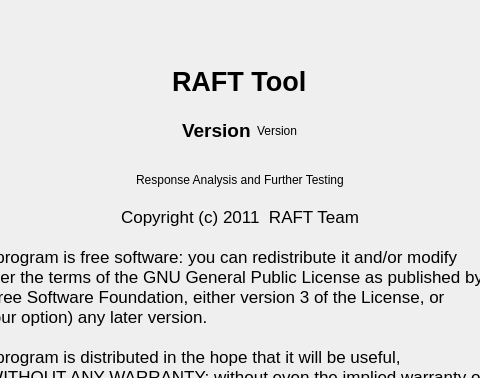
The window that ui/RaftAbout.ui (Averroes/raft) describes before a commit, drawn with Qt 5; both pictures show x 129 to 609 and y 0 to 378 of the 737 by 575 pixel window.
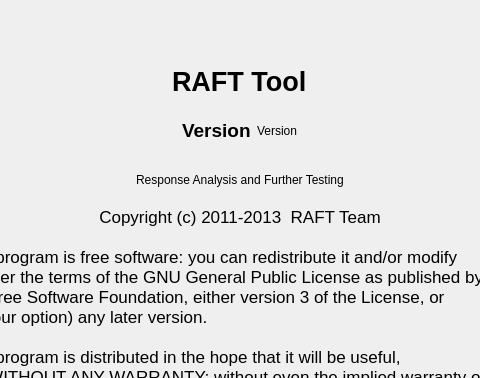
The same window after the commit. Icons and pictures are not drawn.

```diff
--- a/ui/RaftAbout.ui
+++ b/ui/RaftAbout.ui
@@ -204,7 +204,7 @@
 &lt;html&gt;&lt;head&gt;&lt;meta name=&quot;qrichtext&quot; content=&quot;1&quot; /&gt;&lt;style type=&quot;text/css&quot;&gt;
 p, li { white-space: pre-wrap; }
 &lt;/style&gt;&lt;/head&gt;&lt;body style=&quot; font-family:'Lucida Grande'; font-size:13pt; font-weight:400; font-style:normal;&quot;&gt;
-&lt;p align=&quot;center&quot; style=&quot; margin-top:0px; margin-bottom:0px; margin-left:0px; margin-right:0px; -qt-block-indent:0; text-indent:0px;&quot;&gt;Copyright (c) 2011  RAFT Team&lt;/p&gt;
+&lt;p align=&quot;center&quot; style=&quot; margin-top:0px; margin-bottom:0px; margin-left:0px; margin-right:0px; -qt-block-indent:0; text-indent:0px;&quot;&gt;Copyright (c) 2011-2013  RAFT Team&lt;/p&gt;
 &lt;p align=&quot;center&quot; style=&quot;-qt-paragraph-type:empty; margin-top:0px; margin-bottom:0px; margin-left:0px; margin-right:0px; -qt-block-indent:0; text-indent:0px;&quot;&gt;&lt;/p&gt;
 &lt;p style=&quot; margin-top:0px; margin-bottom:0px; margin-left:0px; margin-right:0px; -qt-block-indent:0; text-indent:0px;&quot;&gt;&lt;span style=&quot; font-family:'Courier New,courier';&quot;&gt;    This program is free software: you can redistribute it and/or modify&lt;/span&gt;&lt;/p&gt;
 &lt;p style=&quot; margin-top:0px; margin-bottom:0px; margin-left:0px; margin-right:0px; -qt-block-indent:0; text-indent:0px;&quot;&gt;&lt;span style=&quot; font-family:'Courier New,courier';&quot;&gt;    it under the terms of the GNU General Public License as published by&lt;/span&gt;&lt;/p&gt;
```
